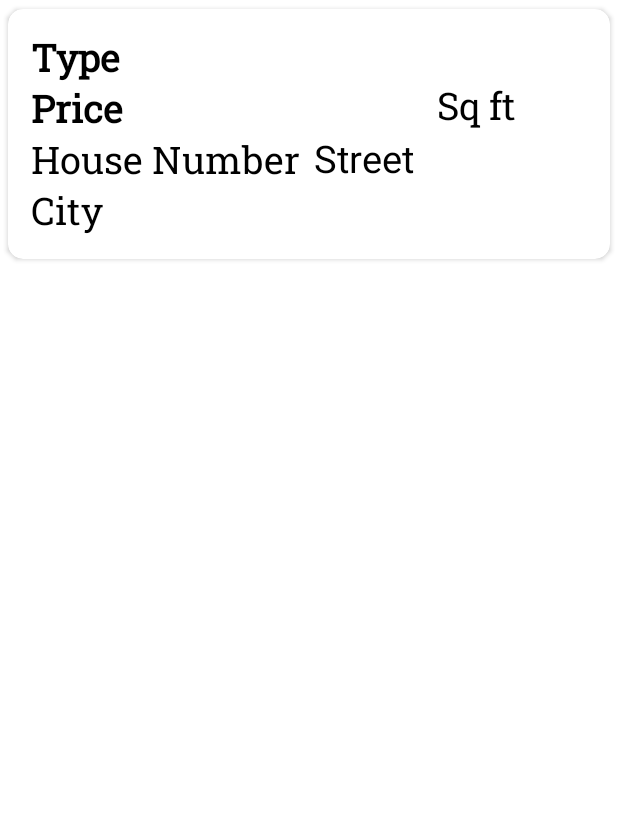
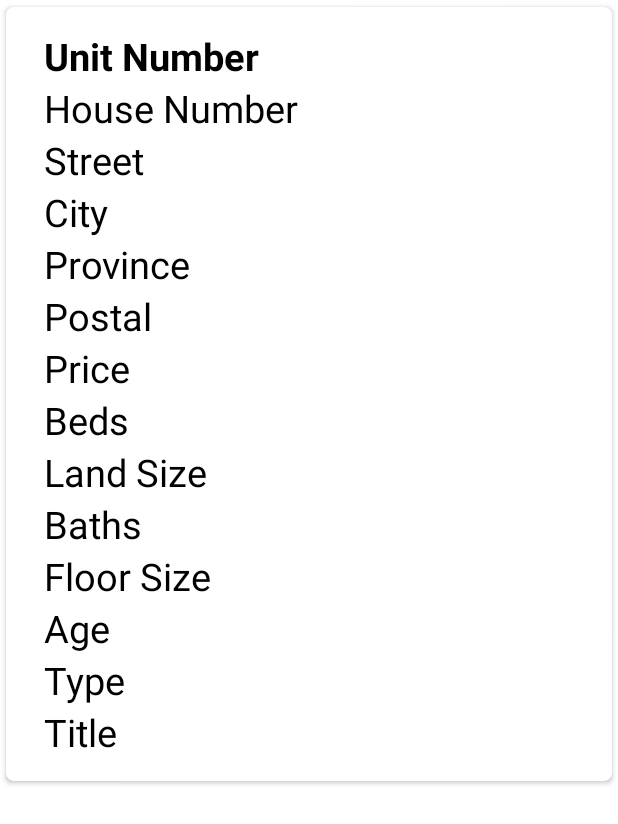
Before and after one commit to Baljeet1506/4290, an Android app: the layout listings_list_item.xml on its own in the app's theme, with its tools: preview values and no code run, on a phone screen of 412 x 824 dp. Shown: the top 824 px of the screen. Run offline under Robolectric (Android 15) with nearby library versions, the phone set to English and light mode, and no system bars.

Commit message:
Added Cardview and RecyclerView to fetch and show data for my listings page

```diff
--- a/app/src/main/res/layout/activity_realtor_my_listings.xml
+++ b/app/src/main/res/layout/activity_realtor_my_listings.xml
@@ -154,11 +154,12 @@
     </androidx.constraintlayout.widget.ConstraintLayout>
 
     <androidx.recyclerview.widget.RecyclerView
-        android:id="@+id/recycler_listings"
+        android:id="@+id/recview"
         android:layout_width="409dp"
         android:layout_height="474dp"
         app:layout_constraintBottom_toTopOf="@+id/navigation"
         app:layout_constraintEnd_toEndOf="parent"
         app:layout_constraintStart_toStartOf="parent"
-        app:layout_constraintTop_toBottomOf="@+id/titleBar" />
+        app:layout_constraintTop_toBottomOf="@+id/titleBar"
+        app:layout_constraintVertical_bias="0.489" />
 </androidx.constraintlayout.widget.ConstraintLayout>
--- a/app/src/main/res/layout/listings_list_item.xml
+++ b/app/src/main/res/layout/listings_list_item.xml
@@ -3,8 +3,8 @@
     xmlns:app="http://schemas.android.com/apk/res-auto"
     android:layout_width="match_parent"
     android:layout_height="wrap_content"
-    android:elevation="10dp"
-    app:cardCornerRadius="10dp"
+    android:elevation="5dp"
+    app:cardCornerRadius="5dp"
     app:cardUseCompatPadding="true">
 
     <RelativeLayout
@@ -13,92 +13,147 @@
         android:padding="15dp">
 
         <TextView
-            android:id="@+id/type_txtView"
+            android:id="@+id/uNum_Text"
             android:layout_width="match_parent"
             android:layout_height="wrap_content"
             android:layout_marginLeft="10dp"
-            android:layout_marginEnd="16dp"
-            android:fontFamily="@font/roboto_slab"
-            android:text="Type"
+            android:text="Unit Number"
             android:textColor="#000"
             android:textSize="25sp"
-            android:textStyle="bold"
-            app:layout_constraintEnd_toEndOf="parent"
-            app:layout_constraintTop_toTopOf="parent" />
+            android:textStyle="bold" />
 
         <TextView
-            android:id="@+id/price_txtView"
+            android:id="@+id/houseNum_Text"
             android:layout_width="match_parent"
             android:layout_height="wrap_content"
-            android:layout_below="@+id/type_txtView"
+            android:layout_below="@id/uNum_Text"
             android:layout_marginLeft="10dp"
-            android:layout_marginEnd="16dp"
-            android:fontFamily="@font/roboto_slab"
-            android:text="Price"
-            android:textColor="#000"
-            android:textSize="25sp"
-
-            android:textStyle="bold"
-            app:layout_constraintBottom_toBottomOf="parent"
-            app:layout_constraintEnd_toEndOf="parent"
-            app:layout_constraintTop_toBottomOf="@+id/street_txtView" />
-
-        <TextView
-            android:id="@+id/houseNumber_txtView"
-            android:layout_width="match_parent"
-            android:layout_height="wrap_content"
-            android:layout_below="@+id/price_txtView"
-            android:layout_marginLeft="10dp"
-            android:layout_marginEnd="16dp"
-            android:fontFamily="@font/roboto_slab"
             android:text="House Number"
             android:textColor="#000"
             android:textSize="25sp" />
 
-        <TextView
-            android:id="@+id/landSize_txtView"
-            android:layout_width="wrap_content"
-            android:layout_height="wrap_content"
-            android:layout_alignLeft="@+id/price_txtView"
-            android:layout_alignEnd="@+id/price_txtView"
-            android:layout_alignBottom="@+id/price_txtView"
-            android:layout_marginLeft="272dp"
-            android:layout_marginEnd="31dp"
-            android:layout_marginBottom="2dp"
-            android:fontFamily="@font/roboto_slab"
-            android:text="Sq ft"
-            android:textColor="#000"
-            android:textSize="25sp"
-            app:layout_constraintEnd_toEndOf="parent"
-            app:layout_constraintTop_toTopOf="parent" />
 
         <TextView
-            android:id="@+id/street_txtView"
-            android:layout_width="140dp"
-            android:layout_height="33dp"
-            android:layout_above="@+id/houseNumber_txtView"
-            android:layout_alignEnd="@+id/type_txtView"
-            android:layout_marginLeft="275dp"
-            android:layout_marginEnd="26dp"
-            android:layout_marginBottom="-32dp"
+            android:id="@+id/street_Text"
+            android:layout_width="match_parent"
+            android:layout_height="wrap_content"
+            android:layout_below="@id/houseNum_Text"
+            android:layout_marginLeft="10dp"
             android:text="Street"
             android:textColor="#000"
-            android:textSize="25sp"
-            app:layout_constraintEnd_toEndOf="parent"
-            app:layout_constraintTop_toTopOf="parent" />
+            android:textSize="25sp" />
 
         <TextView
-            android:id="@+id/city_txtView"
+            android:id="@+id/city_Text"
             android:layout_width="match_parent"
             android:layout_height="wrap_content"
-            android:layout_below="@+id/houseNumber_txtView"
+            android:layout_below="@id/street_Text"
             android:layout_marginLeft="10dp"
-            android:layout_marginEnd="16dp"
-            android:fontFamily="@font/roboto_slab"
             android:text="City"
             android:textColor="#000"
-            android:textSize="25sp"
-            app:layout_constraintEnd_toEndOf="parent"
-            app:layout_constraintTop_toTopOf="parent" />
+            android:textSize="25sp" />
+
+        <TextView
+            android:id="@+id/province_Text"
+            android:layout_width="match_parent"
+            android:layout_height="wrap_content"
+            android:layout_below="@id/city_Text"
+            android:layout_marginLeft="10dp"
+            android:text="Province"
+            android:textColor="#000"
+            android:textSize="25sp" />
+
+        <TextView
+            android:id="@+id/postal_Text"
+            android:layout_width="match_parent"
+            android:layout_height="wrap_content"
+            android:layout_below="@id/province_Text"
+            android:layout_marginLeft="10dp"
+            android:text="Postal"
+            android:textColor="#000"
+            android:textSize="25sp" />
+
+        <TextView
+            android:id="@+id/price_Text"
+            android:layout_width="match_parent"
+            android:layout_height="wrap_content"
+            android:layout_below="@id/postal_Text"
+            android:layout_marginLeft="10dp"
+            android:text="Price"
+            android:textColor="#000"
+            android:textSize="25sp" />
+
+        <TextView
+            android:id="@+id/beds_Text"
+            android:layout_width="match_parent"
+            android:layout_height="wrap_content"
+            android:layout_below="@id/price_Text"
+            android:layout_marginLeft="10dp"
+            android:text="Beds"
+            android:textColor="#000"
+            android:textSize="25sp" />
+
+        <TextView
+            android:id="@+id/land_Text"
+            android:layout_width="match_parent"
+            android:layout_height="wrap_content"
+            android:layout_below="@id/beds_Text"
+            android:layout_marginLeft="10dp"
+            android:text="Land Size"
+            android:textColor="#000"
+            android:textSize="25sp" />
+
+        <TextView
+            android:id="@+id/baths_Text"
+            android:layout_width="match_parent"
+            android:layout_height="wrap_content"
+            android:layout_below="@id/land_Text"
+            android:layout_marginLeft="10dp"
+            android:text="Baths"
+            android:textColor="#000"
+            android:textSize="25sp" />
+
+        <TextView
+            android:id="@+id/floor_Text"
+            android:layout_width="match_parent"
+            android:layout_height="wrap_content"
+            android:layout_below="@id/baths_Text"
+            android:layout_marginLeft="10dp"
+            android:text="Floor Size"
+            android:textColor="#000"
+            android:textSize="25sp" />
+
+        <TextView
+            android:id="@+id/age_Text"
+            android:layout_width="match_parent"
+            android:layout_height="wrap_content"
+            android:layout_below="@id/floor_Text"
+            android:layout_marginLeft="10dp"
+            android:text="Age"
+            android:textColor="#000"
+            android:textSize="25sp" />
+
+        <TextView
+            android:id="@+id/type_Text"
+            android:layout_width="match_parent"
+            android:layout_height="wrap_content"
+            android:layout_below="@id/age_Text"
+            android:layout_marginLeft="10dp"
+            android:text="Type"
+            android:textColor="#000"
+            android:textSize="25sp" />
+
+        <TextView
+            android:id="@+id/title_Text"
+            android:layout_width="match_parent"
+            android:layout_height="wrap_content"
+            android:layout_below="@id/type_Text"
+            android:layout_marginLeft="10dp"
+            android:text="Title"
+            android:textColor="#000"
+            android:textSize="25sp" />
+
+
     </RelativeLayout>
+
 </androidx.cardview.widget.CardView>
```
Also changed, not shown: app/build.gradle (+16 -6 lines), app/src/main/java/com/example/realtorandviewer/FirebaseDatabaseHelper.java (deleted, +0 -54 lines), app/src/main/java/com/example/realtorandviewer/Listings.java (deleted, +0 -62 lines), app/src/main/java/com/example/realtorandviewer/Properties.java (+17 -0 lines), app/src/main/java/com/example/realtorandviewer/RealtorListings.java (+26 -21 lines), app/src/main/java/com/example/realtorandviewer/RecyclerView_Config.java (deleted, +0 -82 lines), app/src/main/java/com/example/realtorandviewer/myadapter.java (added, +76 -0 lines).
